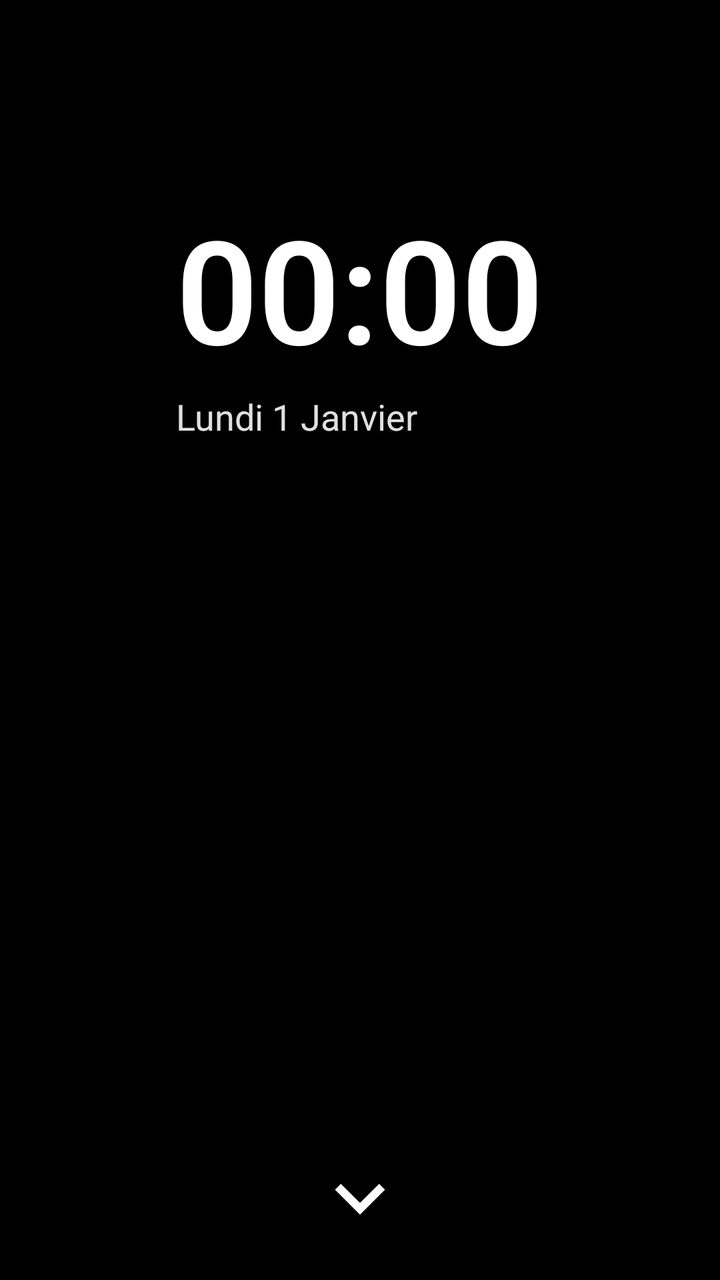
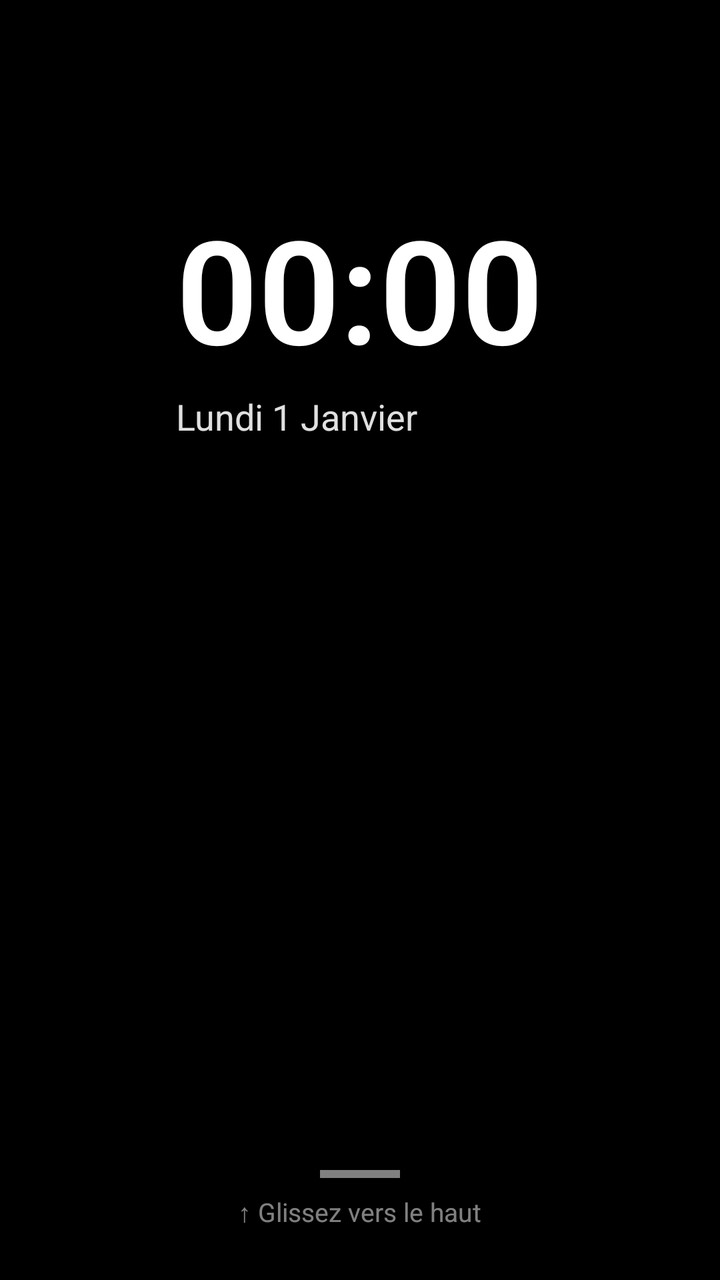

Two renders of the same Android screen: before a commit and after it. Below are the layout's source before the change and the commit's diff.
<!-- AndroidManifest.xml: application theme Theme.Luncher -->
<!-- res/layout/activity_launcher.xml -->
<?xml version="1.0" encoding="utf-8"?>
<LinearLayout xmlns:android="http://schemas.android.com/apk/res/android"
    android:id="@+id/root_layout"
    android:layout_width="match_parent"
    android:layout_height="match_parent"
    android:orientation="vertical"
    android:background="#000000">

    <LinearLayout
        android:id="@+id/time_container"
        android:layout_width="wrap_content"
        android:layout_height="wrap_content"
        android:orientation="vertical"
        android:layout_gravity="center_horizontal"
        android:layout_marginTop="80dp"
        android:padding="16dp">

        <TextView
            android:id="@+id/heure_texte"
            android:layout_width="wrap_content"
            android:layout_height="wrap_content"
            android:text="00:00"
            android:textSize="72sp"
            android:textStyle="bold"
            android:textColor="#FFFFFF"
            android:fontFamily="sans-serif-light"/>

        <TextView
            android:id="@+id/date_texte"
            android:layout_width="wrap_content"
            android:layout_height="wrap_content"
            android:text="Lundi 1 Janvier"
            android:textSize="18sp"
            android:textColor="#E0FFFFFF"
            android:layout_marginTop="4dp"/>
    </LinearLayout>

    <View
        android:layout_width="match_parent"
        android:layout_height="0dp"
        android:layout_weight="1"/>

    <ImageView
        android:id="@+id/toggle_btn"
        android:layout_width="50dp"
        android:layout_height="50dp"
        android:layout_gravity="center_horizontal"
        android:src="@drawable/ic_drawer"
        android:layout_marginBottom="16dp"
        android:tint="#FFFFFF"/>

    <LinearLayout
        android:id="@+id/drawer_layout"
        android:layout_width="match_parent"
        android:layout_height="match_parent"
        android:orientation="vertical"
        android:background="#E6000000"
        android:elevation="24dp"
        android:visibility="gone">

        <EditText
            android:id="@+id/search_input"
            android:layout_width="match_parent"
            android:layout_height="45dp"
            android:hint="🔍 Rechercher une application..."
            android:textColor="#FFFFFF"
            android:textColorHint="#80FFFFFF"
            android:background="#20FFFFFF"
            android:paddingHorizontal="16dp"
            android:layout_margin="12dp"
            android:inputType="textFilter"/>

        <TextView
            android:id="@+id/status_text"
            android:layout_width="match_parent"
            android:layout_height="wrap_content"
            android:text="Chargement..."
            android:textColor="#B0FFFFFF"
            android:gravity="center"
            android:padding="8dp"/>

        <androidx.recyclerview.widget.RecyclerView
            android:id="@+id/apps_recycler"
            android:layout_width="match_parent"
            android:layout_height="match_parent"
            android:paddingHorizontal="8dp"/>
    </LinearLayout>

    <LinearLayout
        android:id="@+id/permission_overlay"
        android:layout_width="match_parent"
        android:layout_height="match_parent"
        android:orientation="vertical"
        android:background="#FF000000"
        android:gravity="center"
        android:padding="32dp"
        android:visibility="gone">

        <TextView
            android:layout_width="match_parent"
            android:layout_height="wrap_content"
            android:text="🔐 Permissions nécessaires"
            android:textSize="24sp"
            android:textStyle="bold"
            android:textColor="#FFFFFF"
            android:gravity="center"
            android:layout_marginBottom="24dp"/>

        <TextView
            android:layout_width="match_parent"
            android:layout_height="wrap_content"
            android:text="Pour afficher les messages au-dessus de toutes les applications :\n\n• ✅ Accès aux notifications\n• ✅ Afficher par-dessus les autres apps\n• ✅ Recevoir les SMS"
            android:textSize="15sp"
            android:textColor="#E0FFFFFF"
            android:gravity="center"
            android:layout_marginBottom="32dp"/>

        <Button
            android:id="@+id/btn_grant_all"
            android:layout_width="match_parent"
            android:layout_height="55dp"
            android:text="✅ Accorder toutes les permissions"
            android:textSize="16sp"
            android:backgroundTint="#2563EB"
            android:textColor="#FFFFFF"/>
    </LinearLayout>

</LinearLayout>
<!-- resources referenced by this layout -->
<resources>
  <!-- drawable ic_drawer (drawable) -->
  <?xml version="1.0" encoding="utf-8"?>
  <vector xmlns:android="http://schemas.android.com/apk/res/android"
      android:width="24dp"
      android:height="24dp"
      android:viewportWidth="24"
      android:viewportHeight="24">
    <path
        android:fillColor="#FFFFFF"
        android:pathData="M7.41,8.59L12,13.17l4.59,-4.58L18,10l-6,6 -6,-6 1.41,-1.41z"/>
  </vector>
  <style name="Theme.Luncher" parent="Theme.Material3.Dark.NoActionBar">
          <item name="android:statusBarColor">@android:color/transparent</item>
          <item name="android:windowLightStatusBar">false</item>
      </style>
</resources>

<!-- the commit's change to res/layout/activity_launcher.xml (unified diff, before → after) -->
@@ -1,67 +1,89 @@
 <?xml version="1.0" encoding="utf-8"?>
-<LinearLayout xmlns:android="http://schemas.android.com/apk/res/android"
-    android:id="@+id/root_layout"
+<FrameLayout xmlns:android="http://schemas.android.com/apk/res/android"
     android:layout_width="match_parent"
     android:layout_height="match_parent"
-    android:orientation="vertical"
+    android:id="@+id/root_layout"
     android:background="#000000">
 
+    
     <LinearLayout
-        android:id="@+id/time_container"
-        android:layout_width="wrap_content"
-        android:layout_height="wrap_content"
-        android:orientation="vertical"
-        android:layout_gravity="center_horizontal"
-        android:layout_marginTop="80dp"
-        android:padding="16dp">
+        android:layout_width="match_parent"
+        android:layout_height="match_parent"
+        android:orientation="vertical">
 
-        <TextView
-            android:id="@+id/heure_texte"
+        <LinearLayout
+            android:id="@+id/time_container"
             android:layout_width="wrap_content"
             android:layout_height="wrap_content"
-            android:text="00:00"
-            android:textSize="72sp"
-            android:textStyle="bold"
-            android:textColor="#FFFFFF"
-            android:fontFamily="sans-serif-light"/>
+            android:orientation="vertical"
+            android:layout_gravity="center_horizontal"
+            android:layout_marginTop="80dp"
+            android:padding="16dp">
 
-        <TextView
-            android:id="@+id/date_texte"
-            android:layout_width="wrap_content"
-            android:layout_height="wrap_content"
-            android:text="Lundi 1 Janvier"
-            android:textSize="18sp"
-            android:textColor="#E0FFFFFF"
-            android:layout_marginTop="4dp"/>
+            <TextView
+                android:id="@+id/heure_texte"
+                android:layout_width="wrap_content"
+                android:layout_height="wrap_content"
+                android:text="00:00"
+                android:textSize="72sp"
+                android:textStyle="bold"
+                android:textColor="#FFFFFF"
+                android:fontFamily="sans-serif-light"/>
+
+            <TextView
+                android:id="@+id/date_texte"
+                android:layout_width="wrap_content"
+                android:layout_height="wrap_content"
+                android:text="Lundi 1 Janvier"
+                android:textSize="18sp"
+                android:textColor="#E0FFFFFF"
+                android:layout_marginTop="4dp"/>
+        </LinearLayout>
+
+        <View
+            android:layout_width="match_parent"
+            android:layout_height="0dp"
+            android:layout_weight="1"/>
+
+        
+        <LinearLayout
+            android:id="@+id/drag_handle"
+            android:layout_width="match_parent"
+            android:layout_height="80dp"
+            android:gravity="center"
+            android:orientation="vertical">
+
+            <View
+                android:layout_width="40dp"
+                android:layout_height="4dp"
+                android:background="#80FFFFFF"
+                android:layout_marginBottom="8dp"/>
+
+            <TextView
+                android:layout_width="wrap_content"
+                android:layout_height="wrap_content"
+                android:text="↑ Glissez vers le haut"
+                android:textColor="#80FFFFFF"
+                android:textSize="13sp"/>
+        </LinearLayout>
     </LinearLayout>
 
-    <View
-        android:layout_width="match_parent"
-        android:layout_height="0dp"
-        android:layout_weight="1"/>
-
-    <ImageView
-        android:id="@+id/toggle_btn"
-        android:layout_width="50dp"
-        android:layout_height="50dp"
-        android:layout_gravity="center_horizontal"
-        android:src="@drawable/ic_drawer"
-        android:layout_marginBottom="16dp"
-        android:tint="#FFFFFF"/>
-
+    
     <LinearLayout
         android:id="@+id/drawer_layout"
         android:layout_width="match_parent"
         android:layout_height="match_parent"
         android:orientation="vertical"
-        android:background="#E6000000"
+        android:background="#F0000000"
         android:elevation="24dp"
+        android:translationY="100%"
         android:visibility="gone">
 
+        
         <EditText
             android:id="@+id/search_input"
             android:layout_width="match_parent"
-            android:layout_height="45dp"
+            android:layout_height="48dp"
             android:hint="🔍 Rechercher une application..."
             android:textColor="#FFFFFF"
             android:textColorHint="#80FFFFFF"
@@ -70,22 +92,26 @@
             android:layout_margin="12dp"
             android:inputType="textFilter"/>
 
-        <TextView
-            android:id="@+id/status_text"
-            android:layout_width="match_parent"
-            android:layout_height="wrap_content"
-            android:text="Chargement..."
-            android:textColor="#B0FFFFFF"
-            android:gravity="center"
-            android:padding="8dp"/>
-
+        
         <androidx.recyclerview.widget.RecyclerView
             android:id="@+id/apps_recycler"
             android:layout_width="match_parent"
             android:layout_height="match_parent"
-            android:paddingHorizontal="8dp"/>
+            android:paddingHorizontal="8dp"
+            android:clipToPadding="false"/>
+
+        
+        <TextView
+            android:layout_width="match_parent"
+            android:layout_height="wrap_content"
+            android:text="↓ Glissez vers le bas pour fermer"
+            android:textColor="#60FFFFFF"
+            android:textSize="12sp"
+            android:gravity="center"
+            android:padding="8dp"/>
     </LinearLayout>
 
+    
     <LinearLayout
         android:id="@+id/permission_overlay"
         android:layout_width="match_parent"
@@ -109,7 +135,7 @@
         <TextView
             android:layout_width="match_parent"
             android:layout_height="wrap_content"
-            android:text="Pour afficher les messages au-dessus de toutes les applications :\n\n• ✅ Accès aux notifications\n• ✅ Afficher par-dessus les autres apps\n• ✅ Recevoir les SMS"
+            android:text="Pour afficher les messages au-dessus de toutes les applications :"
             android:textSize="15sp"
             android:textColor="#E0FFFFFF"
             android:gravity="center"
@@ -125,4 +151,4 @@
             android:textColor="#FFFFFF"/>
     </LinearLayout>
 
-</LinearLayout>
+</FrameLayout>
<!-- resource entries referenced after the edit -->
@@ -1,16 +1,5 @@
 <!-- resources referenced by this layout -->
 <resources>
-  <!-- drawable ic_drawer (drawable) -->
-  <?xml version="1.0" encoding="utf-8"?>
-  <vector xmlns:android="http://schemas.android.com/apk/res/android"
-      android:width="24dp"
-      android:height="24dp"
-      android:viewportWidth="24"
-      android:viewportHeight="24">
-    <path
-        android:fillColor="#FFFFFF"
-        android:pathData="M7.41,8.59L12,13.17l4.59,-4.58L18,10l-6,6 -6,-6 1.41,-1.41z"/>
-  </vector>
   <style name="Theme.Luncher" parent="Theme.Material3.Dark.NoActionBar">
           <item name="android:statusBarColor">@android:color/transparent</item>
           <item name="android:windowLightStatusBar">false</item>
